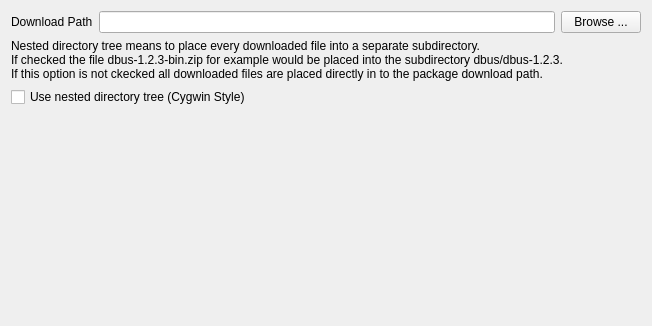
KDE/kdewin-installer, file gui/downloadsettingspage.ui: the form before one commit.
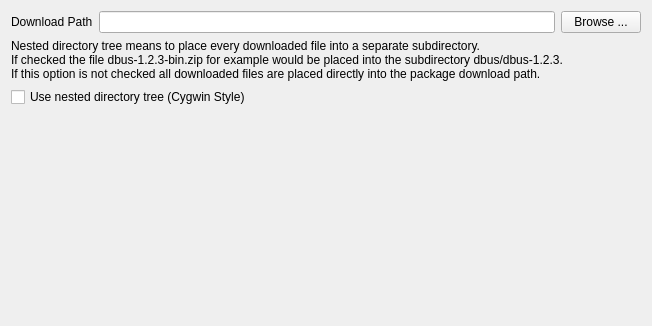
The form after the commit.

What changed in the file:
```diff
--- a/gui/downloadsettingspage.ui
+++ b/gui/downloadsettingspage.ui
@@ -55,7 +55,7 @@
      <property name="text" >
       <string>Nested directory tree means to place every downloaded file into a separate subdirectory. 
 If checked the file dbus-1.2.3-bin.zip for example would be placed into the subdirectory dbus/dbus-1.2.3. 
-If this option is not ckecked all downloaded files are placed directly in to the package download path.</string>
+If this option is not checked all downloaded files are placed directly into the package download path.</string>
      </property>
      <property name="alignment" >
       <set>Qt::AlignLeading|Qt::AlignLeft|Qt::AlignTop</set>
```
